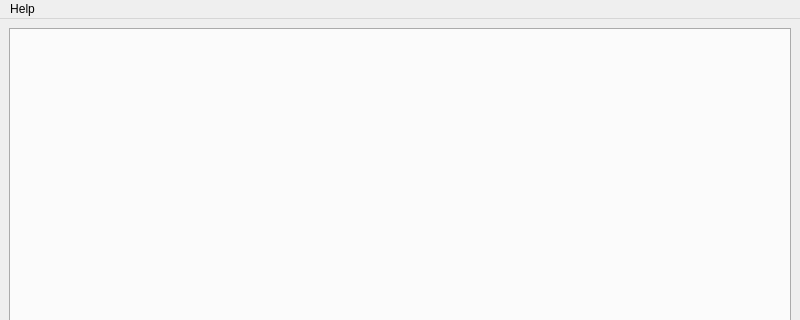
Before: the Qt Designer form mt32emu_qt/src/MainWindow.ui in munt/munt, drawn with Qt 5; both pictures show x 0 to 800 and y 0 to 320 of the 800 by 600 pixel window.
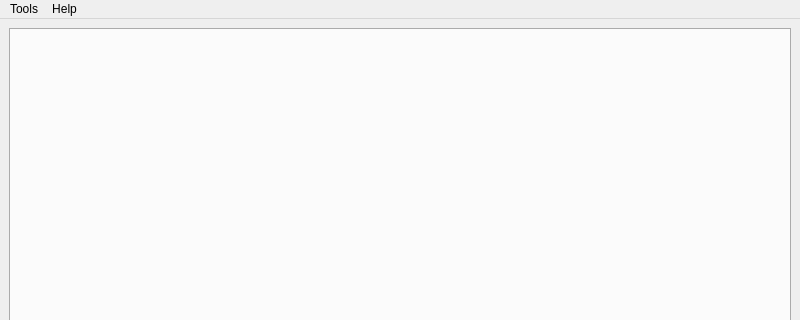
After: the same form once the commit is applied.

The edit to the form file:
```diff
--- a/mt32emu_qt/src/MainWindow.ui
+++ b/mt32emu_qt/src/MainWindow.ui
@@ -39,6 +39,15 @@
     </property>
     <addaction name="actionAbout"/>
    </widget>
+   <widget class="QMenu" name="menuMIDI">
+    <property name="title">
+     <string>Tools</string>
+    </property>
+    <addaction name="actionPlay_MIDI_file"/>
+    <addaction name="separator"/>
+    <addaction name="actionOptions"/>
+   </widget>
+   <addaction name="menuMIDI"/>
    <addaction name="menuMunt_mt32emu_qt"/>
   </widget>
   <widget class="QStatusBar" name="statusbar"/>
```
Left out of the diff: 10 changed lines with no effect on the pictures.
